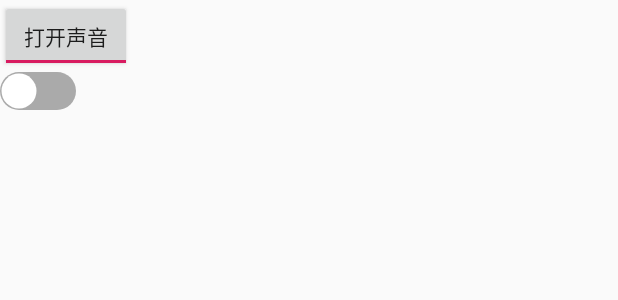
After one commit to kaixuanli/andorid, an Android app: the layout switch_demo.xml on its own in the app's theme, with its tools: preview values and no code run, on a phone screen of 412 x 824 dp. The commit adds this screen. Shown: the top 300 px of the screen. Run offline under Robolectric (Android 15) with nearby library versions, the phone set to English and light mode, and no system bars.

Commit message:
开关、进度条、拖动条、星星评分条

```diff
--- a/demo/app/src/main/AndroidManifest.xml
+++ b/demo/app/src/main/AndroidManifest.xml
@@ -9,7 +9,7 @@
         android:roundIcon="@mipmap/ic_launcher_round"
         android:supportsRtl="true"
         android:theme="@style/AppTheme">
-        <activity android:name=".study.Activity.CustomActivity">
+        <activity android:name=".study.Activity.ProgressBar">
             <intent-filter>
                 <action android:name="android.intent.action.MAIN" />
 
--- /dev/null
+++ b/demo/app/src/main/res/drawable/switch_thumb.xml
@@ -0,0 +1,16 @@
+<?xml version="1.0" encoding="utf-8"?>
+<shape xmlns:android="http://schemas.android.com/apk/res/android"
+    android:shape="rectangle">
+    <size
+        android:width="25dp"
+        android:height="25dp">
+    </size>
+    <!-- 填充的颜色：这里设置滑动块为白色 -->
+    <solid android:color="@android:color/white" />
+    <!-- 边框的颜色 ：因为需要显示一点点背景色，所以设置了一个透明transparent边框 -->
+    <stroke
+        android:width="2dp"
+        android:color="@android:color/transparent" />
+    <!--设置圆角-->
+    <corners android:radius="15dip" />
+</shape>
--- /dev/null
+++ b/demo/app/src/main/res/drawable/switch_track.xml
@@ -0,0 +1,9 @@
+<?xml version="1.0" encoding="utf-8"?>
+<selector xmlns:android="http://schemas.android.com/apk/res/android">
+    <item
+        android:state_checked="true"
+        android:drawable="@drawable/switch_track_on"></item>
+    <item
+        android:state_checked="false"
+        android:drawable="@drawable/switch_track_off"></item>
+</selector>
--- /dev/null
+++ b/demo/app/src/main/res/drawable/switch_track_off.xml
@@ -0,0 +1,8 @@
+<?xml version="1.0" encoding="utf-8"?>
+<shape xmlns:android="http://schemas.android.com/apk/res/android"
+    android:shape="rectangle">
+    <solid
+        android:color="@android:color/darker_gray">
+    </solid>
+    <corners android:radius="15dip" />
+</shape>
--- /dev/null
+++ b/demo/app/src/main/res/drawable/switch_track_on.xml
@@ -0,0 +1,8 @@
+<?xml version="1.0" encoding="utf-8"?>
+<shape xmlns:android="http://schemas.android.com/apk/res/android"
+    android:shape="rectangle">
+    <solid
+        android:color="@color/colorPrimary">
+    </solid>
+    <corners android:radius="15dip" />
+</shape>
--- a/demo/app/src/main/res/layout/absolutelayout_demo.xml
+++ b/demo/app/src/main/res/layout/absolutelayout_demo.xml
@@ -4,6 +4,7 @@
     android:layout_width="match_parent"
     android:layout_height="match_parent">
 
+    <!--该布局很少使用，东西位置定死，对于各大小屏幕不能自适应-->
     <RadioButton
         android:id="@+id/radioButton2"
         android:layout_width="101dp"
--- /dev/null
+++ b/demo/app/src/main/res/layout/switch_demo.xml
@@ -0,0 +1,25 @@
+<LinearLayout xmlns:android="http://schemas.android.com/apk/res/android"
+    xmlns:tools="http://schemas.android.com/tools"
+    android:layout_width="match_parent"
+    android:layout_height="match_parent"
+    android:orientation="vertical"
+    tools:context=".MainActivity">
+
+    <ToggleButton
+        android:id="@+id/tbtn_open"
+        android:layout_width="wrap_content"
+        android:layout_height="wrap_content"
+        android:checked="true"
+        android:textOff="关闭声音"
+        android:textOn="打开声音" />
+
+    <Switch
+        android:id="@+id/swh_status"
+        android:layout_width="wrap_content"
+        android:layout_height="wrap_content"
+        android:textOff="关闭声音"
+        android:textOn="打开声音"
+        android:thumb="@drawable/switch_thumb"
+        android:track="@drawable/switch_track" />
+
+</LinearLayout>
```
Also changed, not shown: demo/app/src/main/java/com/example/myapplication/study/Activity/ProgressBar.java (added, +60 -0 lines), demo/app/src/main/java/com/example/myapplication/study/Activity/SwitchActivity.java (added, +42 -0 lines), demo/app/src/main/java/com/example/myapplication/study/View/CirclePgBar.java (added, +119 -0 lines), demo/app/src/main/java/com/example/myapplication/study/entity/Data.java (added, +29 -0 lines), demo/app/src/main/res/layout/listview_demo.xml (+5 -2 lines), demo/app/src/main/res/layout/progressbar.xml (added, +78 -0 lines), 1 other file.
